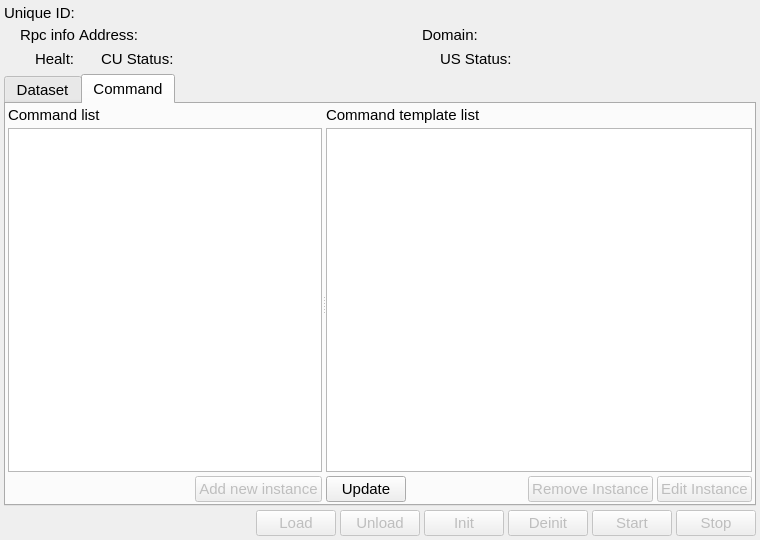
Qt form ccs/node/control_unit/ControlUnitEditor.ui (bisegni/chaosframework) before a commit.
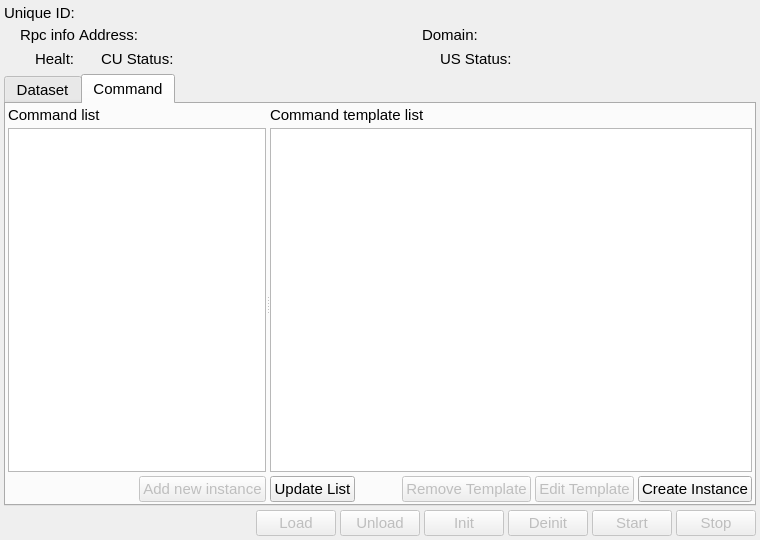
The same form after that commit. The open tabs and pages were chosen to show the change. Custom widgets are drawn as their Qt base class.

Commit message: refactoring and finalized the panel view for instance creation

```diff
--- a/ccs/node/control_unit/ControlUnitEditor.ui
+++ b/ccs/node/control_unit/ControlUnitEditor.ui
@@ -607,7 +607,7 @@
                 </font>
                </property>
                <property name="text">
-                <string>Update</string>
+                <string>Update List</string>
                </property>
               </widget>
              </item>
@@ -635,7 +635,7 @@
                 </font>
                </property>
                <property name="text">
-                <string>Remove Instance</string>
+                <string>Remove Template</string>
                </property>
               </widget>
              </item>
@@ -650,7 +650,19 @@
                 </font>
                </property>
                <property name="text">
-                <string>Edit Instance</string>
+                <string>Edit Template</string>
+               </property>
+              </widget>
+             </item>
+             <item>
+              <widget class="QPushButton" name="pushButtonCreateInstance">
+               <property name="font">
+                <font>
+                 <pointsize>11</pointsize>
+                </font>
+               </property>
+               <property name="text">
+                <string>Create Instance</string>
                </property>
               </widget>
              </item>
```
The commit also changes 43 other files.
